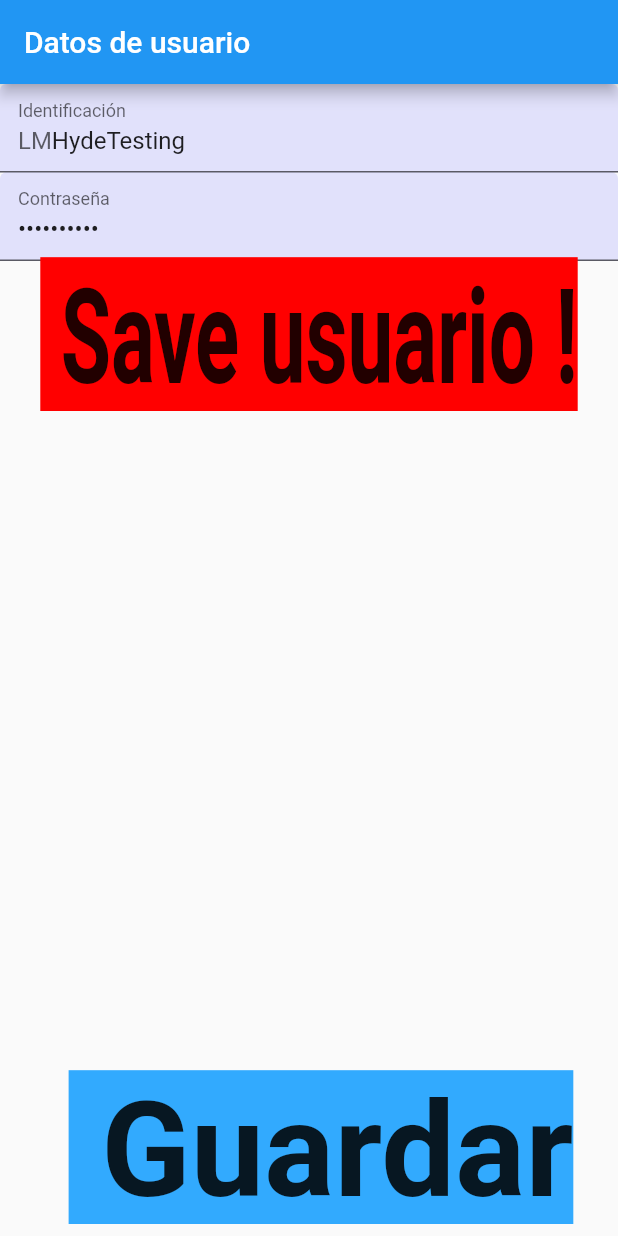
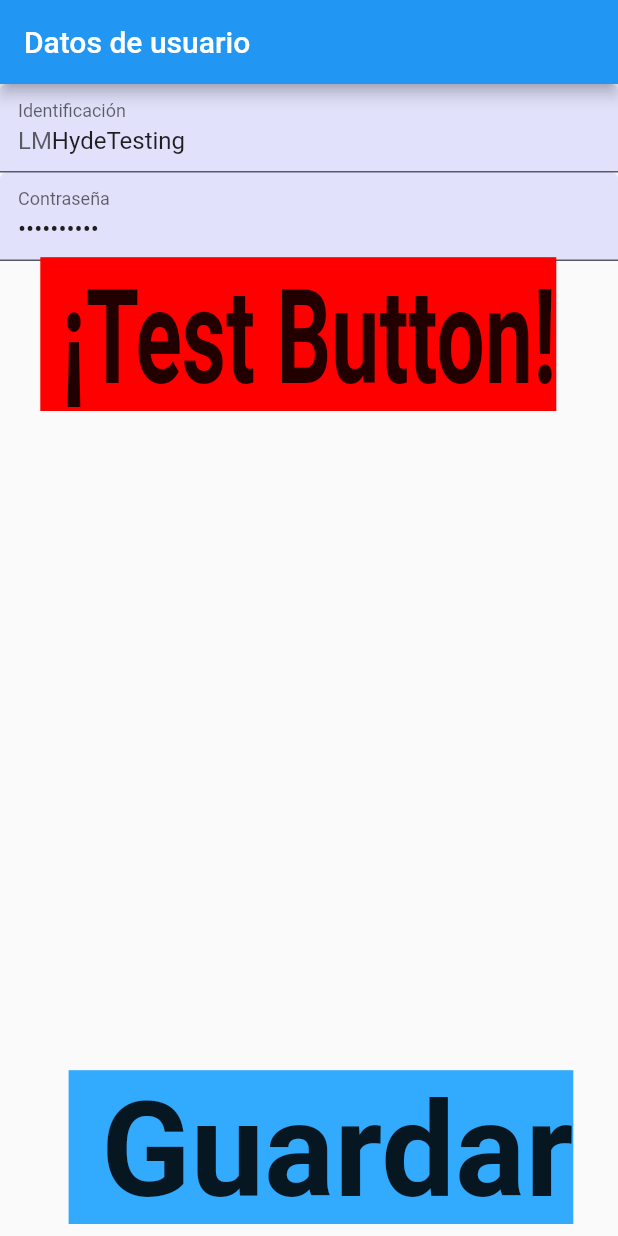
Before and after one commit to hydekyle/Flutter-Taxi-App, a Flutter app: the screen it shows after launch, after a tap on the "local taxi" icon, on a phone screen of 412 x 824 dp. Run offline on Flutter 3.47's test engine with Material 2 defaults, Android fonts, the phone set to English and light mode, and no system bars; our stand-ins replace firebase_core, firebase_database, flutter_secure_storage; accounts and stored records are empty; statements that could not run were skipped.

Commit message:
reading and writing users

```diff
--- a/lib/models.dart
+++ b/lib/models.dart
@@ -34,6 +34,12 @@ class UserConfig extends HydeTesting {
     return {'username': username, 'seat': seats};
   }
 
+  Map<String, dynamic> toMapTest(String id) {
+    return {
+      id: {'username': username, 'seat': seats}
+    };
+  }
+
   UserConfig();
 
   UserConfig.testingConfig() {
--- a/lib/views.dart
+++ b/lib/views.dart
@@ -101,7 +101,7 @@ class LoginPage extends StatelessWidget {
     final testButton3 = InkWell(
       onTap: () => Provider.of<Schedule>(context, listen: false)
           .database
-          .uploadTest(UserConfig.testingConfig()),
+          .testButton(UserConfig.testingConfig()),
       child: Center(
         heightFactor: 1.0,
         widthFactor: 1.0,
@@ -111,7 +111,7 @@ class LoginPage extends StatelessWidget {
           child: FittedBox(
             fit: BoxFit.fill,
             child: Text(
-              " Save usuario !",
+              " ¡Test Button! ",
               style: TextStyle(
                   fontWeight: FontWeight.bold,
                   backgroundColor: Color.fromRGBO(255, 0, 0, 1.0)),
```
Also changed, not shown: lib/controllers.dart (+28 -10 lines).
